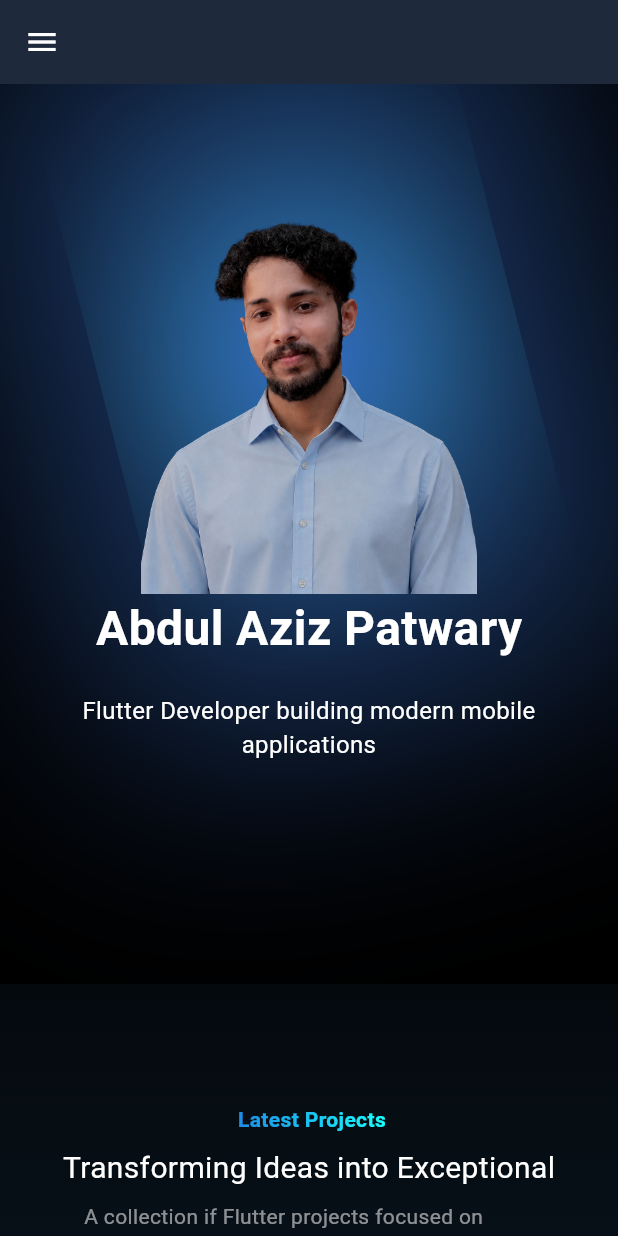
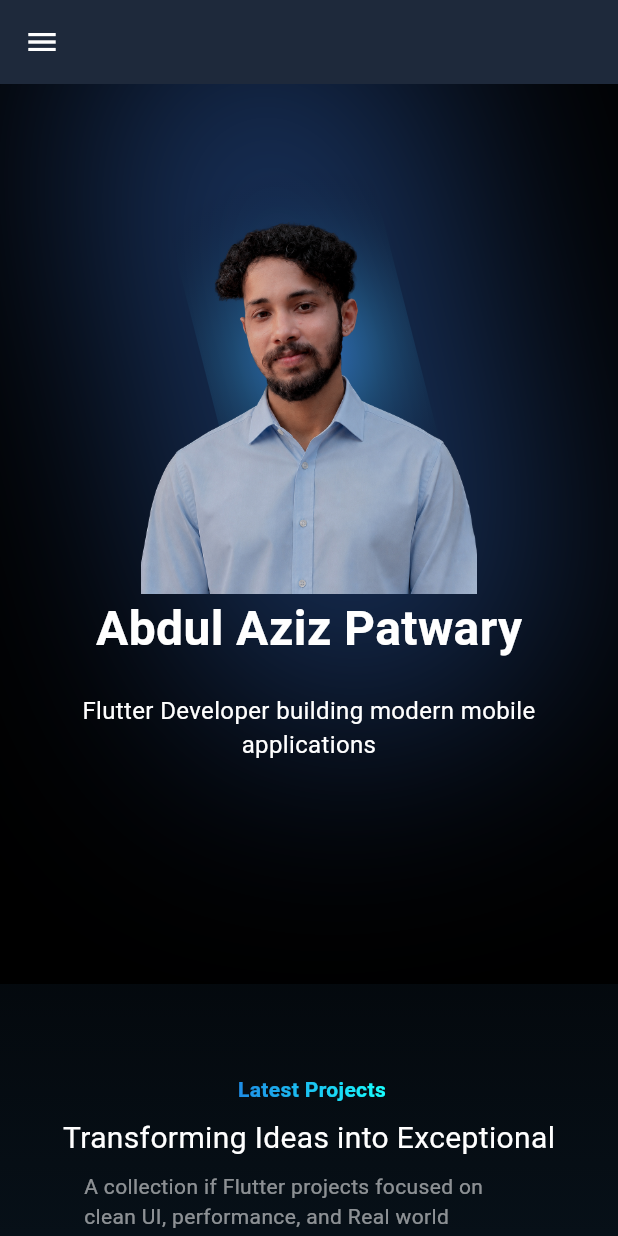
Before and after one commit to abdulazizpatwary/aziz_portpolio, a Flutter app: the screen it shows after launch, on a phone screen of 412 x 824 dp. Run offline on Flutter 3.47's test engine with Material 3 defaults, Android fonts, the phone set to English and light mode, and no system bars; drawn by our look-alikes of animated_text_kit; our stand-ins replace google_fonts, responsive_builder.

Commit message:
ui changes

```diff
--- a/lib/fetures/home/ui/screens/home.dart
+++ b/lib/fetures/home/ui/screens/home.dart
@@ -366,7 +366,7 @@
                 child: Transform.rotate(
                   angle: -0.25,
                   child: Container(
-                    width: 280,
+                    width: isMobile(context)?140:280,
                     height: 400,
                     decoration: BoxDecoration(
                       shape: BoxShape.rectangle,
@@ -452,7 +452,7 @@
             ],
           ),
         ),
-        SizedBox(height: isDesktop(context) ? 100 : 80),
+        SizedBox(height: isDesktop(context) ? 80 : 60),
         Container(
           key: projectsKey,
           width: double.infinity,
```
Also changed, not shown: 2 other files.
